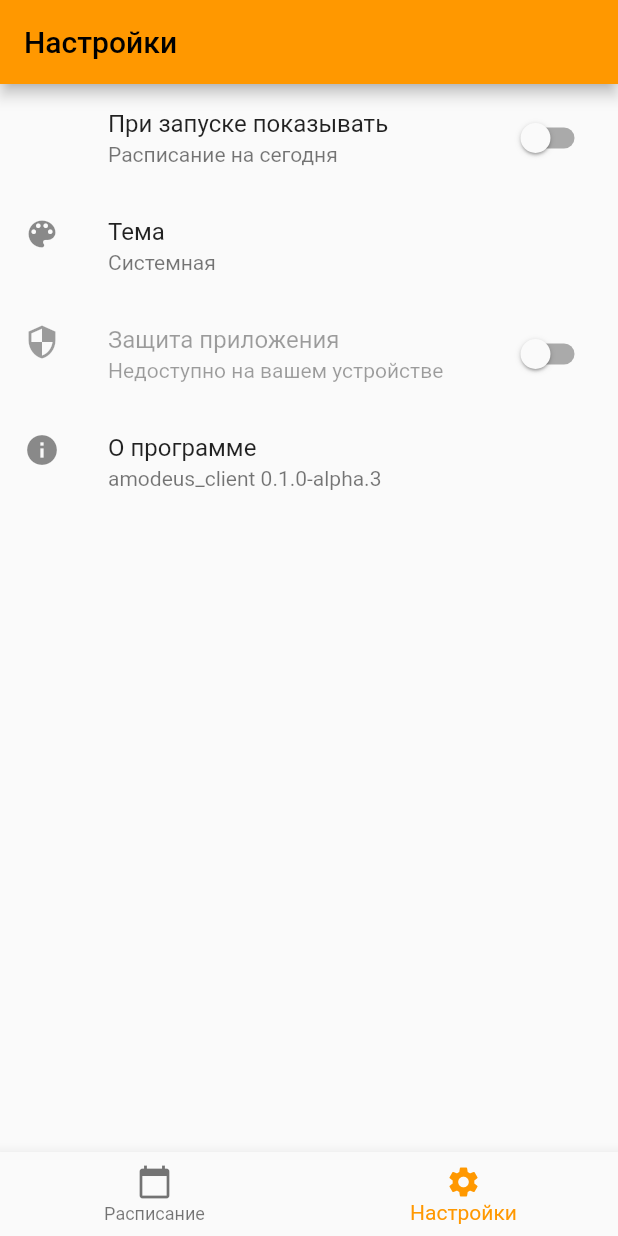
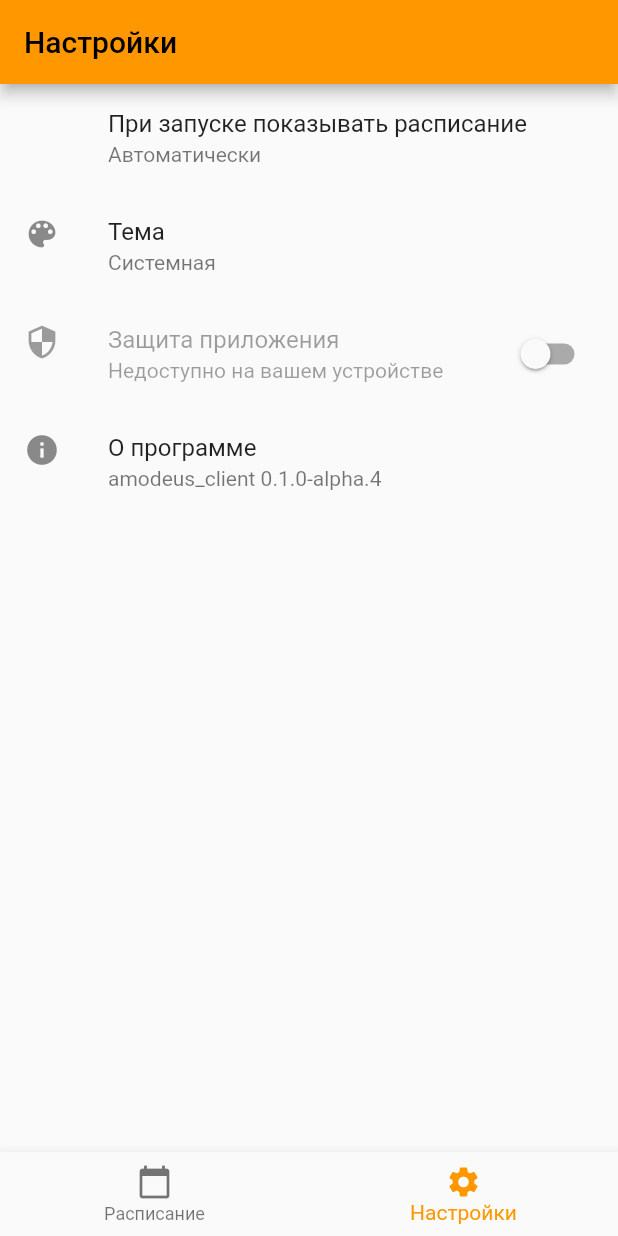
Before and after one commit to amodeus-app/amodeus-client, a Flutter app: the screen it shows after launch, item 2 of the bottom bar chosen, on a phone screen of 412 x 824 dp. Run offline on Flutter 3.47's test engine with Material 2 defaults, Android fonts, the phone set to English and light mode, and no system bars; our stand-ins replace built_collection, dio, local_auth, package_info_plus, shared_preferences, syncfusion_flutter_calendar; missing offline and left inert: amodeus_api; network calls fail; statements that could not run were skipped.

Commit message:
Use week view on medium (width >= 760px) screens if no preference was set

```diff
--- a/lib/screens/settings.dart
+++ b/lib/screens/settings.dart
@@ -24,7 +24,7 @@ class SettingsScreen extends StatefulWidget {
 class _SettingsScreenState extends State<SettingsScreen> {
   bool? _authAvailable;
   bool _authEnabled = false;
-  bool _weekView = false;
+  bool? _weekView;
   PackageInfo? _info;
 
   final _localAuth = LocalAuthentication();
@@ -43,7 +43,7 @@ class _SettingsScreenState extends State<SettingsScreen> {
         _authAvailable = false;
       });
     });
-    storage.weekView.getNotNull().then((value) => setState(() {
+    storage.weekView.get().then((value) => setState(() {
           _weekView = value;
         }));
     PackageInfo.fromPlatform().then((value) => setState(() {
@@ -81,11 +81,12 @@ class _SettingsScreenState extends State<SettingsScreen> {
     });
   }
 
-  void _toggleWeekView(bool setOn) async {
+  void _onWeekViewTap(bool? setOn) async {
     storage.weekView.set(setOn);
     setState(() {
       _weekView = setOn;
     });
+    Navigator.pop(context);
   }
 
   GestureRecognizer _launchUrlOnTap(String url) => TapGestureRecognizer()
@@ -125,11 +126,15 @@ class _SettingsScreenState extends State<SettingsScreen> {
                 MaterialPageRoute(builder: (context) => const LoginScreen()),
               ),
             ),
-          SettingsSwitchTile(
-            title: "При запуске показывать",
-            subtitle: _weekView ? "Расписание на неделю" : "Расписание на сегодня",
-            value: _weekView,
-            onTap: _toggleWeekView,
+          SettingsDialogTile(
+            context: context,
+            title: "При запуске показывать расписание",
+            subtitle: _weekView == null ? "Автоматически" : (_weekView! ? "На неделю" : "На сегодня"),
+            options: <SettingsDialogOption>[
+              SettingsDialogOption(text: "Автоматически", onTap: () => _onWeekViewTap(null)),
+              SettingsDialogOption(text: "На неделю", onTap: () => _onWeekViewTap(true)),
+              SettingsDialogOption(text: "На сегодня", onTap: () => _onWeekViewTap(false)),
+            ],
           ),
           SettingsDialogTile(
             context: context,
--- /dev/null
+++ b/lib/utils/misc.dart
@@ -0,0 +1,5 @@
+import 'package:flutter/material.dart';
+
+bool isMediumScreen(BuildContext context) => MediaQuery.of(context).size.width >= 760.0;
+
+bool isLargeScreen(BuildContext context) => MediaQuery.of(context).size.width >= 1240.0;
--- a/lib/widgets/adaptive_scaffold.dart
+++ b/lib/widgets/adaptive_scaffold.dart
@@ -1,11 +1,8 @@
 import 'package:flutter/material.dart';
 import 'package:provider/provider.dart';
 
+import '../utils/misc.dart';
 import '../utils/theme.dart';
-
-bool _isLargeScreen(BuildContext context) {
-  return MediaQuery.of(context).size.width >= 1240.0;
-}
 
 class AdaptiveScaffoldDestination {
   final String title;
@@ -60,7 +57,7 @@ class _AdaptiveScaffoldState extends State<AdaptiveScaffold> {
     final theme = Provider.of<ThemeNotifier>(context);
 
     // Show a Drawer
-    if (_isLargeScreen(context)) {
+    if (isLargeScreen(context)) {
       return SafeArea(
         child: Row(
           children: [
--- a/lib/widgets/debug_dialog.dart
+++ b/lib/widgets/debug_dialog.dart
@@ -12,7 +12,7 @@ class DebugDialog extends StatefulWidget {
 class _DebugDialogState extends State<DebugDialog> {
   bool? _darkTheme;
   bool _auth = false;
-  bool _weekView = false;
+  bool? _weekView;
   final _baseUrl = TextEditingController();
   final _personUuid = TextEditingController();
 
@@ -50,7 +50,7 @@ class _DebugDialogState extends State<DebugDialog> {
     storage.authEnabled.getNotNull().then((value) => setState(() {
           _auth = value;
         }));
-    storage.weekView.getNotNull().then((value) => setState(() {
+    storage.weekView.get().then((value) => setState(() {
           _weekView = value;
         }));
     storage.baseURL.get().then((value) => setState(() {
@@ -82,7 +82,7 @@ class _DebugDialogState extends State<DebugDialog> {
             _auth = value;
           }),
         ),
-        _boolTile(
+        _boolOrNullTile(
           "weekView",
           _weekView,
           (value) => setState(() {
--- a/pubspec.yaml
+++ b/pubspec.yaml
@@ -15,7 +15,7 @@ publish_to: 'none' # Remove this line if you wish to publish to pub.dev
 # In iOS, build-name is used as CFBundleShortVersionString while build-number used as CFBundleVersion.
 # Read more about iOS versioning at
 # https://developer.apple.com/library/archive/documentation/General/Reference/InfoPlistKeyReference/Articles/CoreFoundationKeys.html
-version: 0.1.0-alpha.3+4
+version: 0.1.0-alpha.4+5
 
 environment:
   sdk: ">=2.14.0 <3.0.0"
```
Also changed, not shown: lib/screens/calendar.dart (+9 -2 lines).
